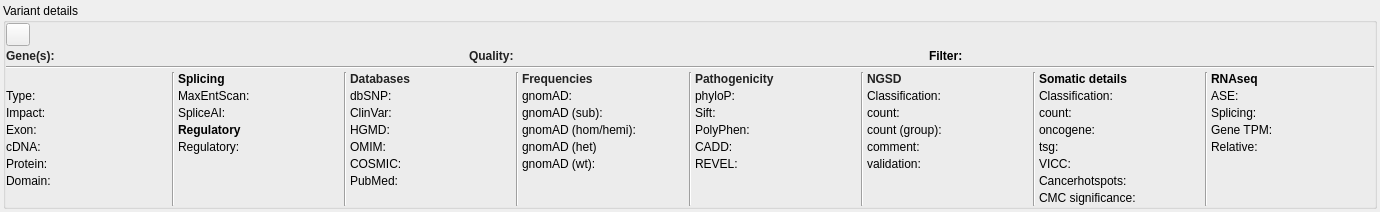
This is src/GSvar/VariantDetailsDockWidget.ui in imgag/ngs-bits as Qt 5 draws it before an edit. The edited form follows.
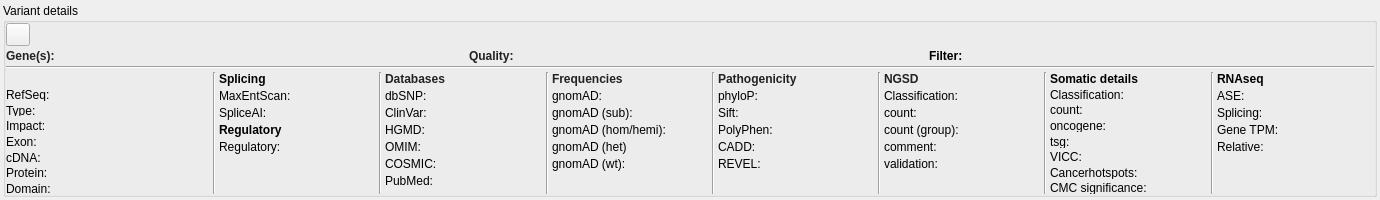
This is the edited form. Icons and pictures are not drawn.

Commit message: GSvar: variant details now shows the RegSeq transcript match.

Patch:
```diff
--- a/src/GSvar/VariantDetailsDockWidget.ui
+++ b/src/GSvar/VariantDetailsDockWidget.ui
@@ -7,7 +7,7 @@
     <x>0</x>
     <y>0</y>
     <width>1380</width>
-    <height>212</height>
+    <height>200</height>
    </rect>
   </property>
   <property name="sizePolicy">
@@ -288,6 +288,12 @@
             </property>
             <item>
              <widget class="QLabel" name="trans">
+              <property name="minimumSize">
+               <size>
+                <width>180</width>
+                <height>0</height>
+               </size>
+              </property>
               <property name="toolTip">
                <string>Selected transscript.</string>
               </property>
@@ -380,7 +386,7 @@
             </item>
            </layout>
           </item>
-          <item row="1" column="1">
+          <item row="2" column="1">
            <widget class="QLabel" name="detail_type">
             <property name="sizePolicy">
              <sizepolicy hsizetype="Expanding" vsizetype="Preferred">
@@ -402,7 +408,7 @@
             </property>
            </widget>
           </item>
-          <item row="1" column="0">
+          <item row="2" column="0">
            <widget class="QLabel" name="label_details_type">
             <property name="sizePolicy">
              <sizepolicy hsizetype="Minimum" vsizetype="Preferred">
@@ -421,29 +427,7 @@
             </property>
            </widget>
           </item>
-          <item row="2" column="1">
-           <widget class="QLabel" name="detail_impact">
-            <property name="sizePolicy">
-             <sizepolicy hsizetype="Expanding" vsizetype="Preferred">
-              <horstretch>0</horstretch>
-              <verstretch>0</verstretch>
-             </sizepolicy>
-            </property>
-            <property name="minimumSize">
-             <size>
-              <width>0</width>
-              <height>0</height>
-             </size>
-            </property>
-            <property name="text">
-             <string/>
-            </property>
-            <property name="textInteractionFlags">
-             <set>Qt::LinksAccessibleByMouse|Qt::TextSelectableByMouse</set>
-            </property>
-           </widget>
-          </item>
-          <item row="4" column="0">
+          <item row="5" column="0">
            <widget class="QLabel" name="label_details_cdna">
             <property name="sizePolicy">
              <sizepolicy hsizetype="Preferred" vsizetype="Preferred">
@@ -462,7 +446,7 @@
             </property>
            </widget>
           </item>
-          <item row="3" column="0">
+          <item row="4" column="0">
            <widget class="QLabel" name="label_details_exon">
             <property name="sizePolicy">
              <sizepolicy hsizetype="Preferred" vsizetype="Preferred">
@@ -481,7 +465,29 @@
             </property>
            </widget>
           </item>
-          <item row="6" column="0">
+          <item row="3" column="1">
+           <widget class="QLabel" name="detail_impact">
+            <property name="sizePolicy">
+             <sizepolicy hsizetype="Expanding" vsizetype="Preferred">
+              <horstretch>0</horstretch>
+              <verstretch>0</verstretch>
+             </sizepolicy>
+            </property>
+            <property name="minimumSize">
+             <size>
+              <width>0</width>
+              <height>0</height>
+             </size>
+            </property>
+            <property name="text">
+             <string/>
+            </property>
+            <property name="textInteractionFlags">
+             <set>Qt::LinksAccessibleByMouse|Qt::TextSelectableByMouse</set>
+            </property>
+           </widget>
+          </item>
+          <item row="7" column="0">
            <widget class="QLabel" name="label_details_domain">
             <property name="sizePolicy">
              <sizepolicy hsizetype="Preferred" vsizetype="Preferred">
@@ -500,7 +506,7 @@
             </property>
            </widget>
           </item>
-          <item row="6" column="1">
+          <item row="7" column="1">
            <widget class="QLabel" name="detail_domain">
             <property name="sizePolicy">
              <sizepolicy hsizetype="Expanding" vsizetype="Preferred">
@@ -522,29 +528,7 @@
             </property>
            </widget>
           </item>
-          <item row="3" column="1">
-           <widget class="QLabel" name="detail_exon">
-            <property name="sizePolicy">
-             <sizepolicy hsizetype="Expanding" vsizetype="Preferred">
-              <horstretch>0</horstretch>
-              <verstretch>0</verstretch>
-             </sizepolicy>
-            </property>
-            <property name="minimumSize">
-             <size>
-              <width>0</width>
-              <height>0</height>
-             </size>
-            </property>
-            <property name="text">
-             <string/>
-            </property>
-            <property name="textInteractionFlags">
-             <set>Qt::LinksAccessibleByMouse|Qt::TextSelectableByMouse</set>
-            </property>
-           </widget>
-          </item>
-          <item row="2" column="0">
+          <item row="3" column="0">
            <widget class="QLabel" name="label_details_impact">
             <property name="sizePolicy">
              <sizepolicy hsizetype="Preferred" vsizetype="Preferred">
@@ -564,7 +548,7 @@
            </widget>
           </item>
           <item row="4" column="1">
-           <widget class="QLabel" name="detail_cdna">
+           <widget class="QLabel" name="detail_exon">
             <property name="sizePolicy">
              <sizepolicy hsizetype="Expanding" vsizetype="Preferred">
               <horstretch>0</horstretch>
@@ -585,48 +569,7 @@
             </property>
            </widget>
           </item>
-          <item row="5" column="0">
-           <widget class="QLabel" name="label_details_protein">
-            <property name="sizePolicy">
-             <sizepolicy hsizetype="Preferred" vsizetype="Preferred">
-              <horstretch>0</horstretch>
-              <verstretch>0</verstretch>
-             </sizepolicy>
-            </property>
-            <property name="toolTip">
-             <string>Protein change of the variant.</string>
-            </property>
-            <property name="text">
-             <string>Protein:</string>
-            </property>
-            <property name="alignment">
-             <set>Qt::AlignLeading|Qt::AlignLeft|Qt::AlignTop</set>
-            </property>
-           </widget>
-          </item>
-          <item row="5" column="1">
-           <widget class="QLabel" name="detail_protein">
-            <property name="sizePolicy">
-             <sizepolicy hsizetype="Expanding" vsizetype="Preferred">
-              <horstretch>0</horstretch>
-              <verstretch>0</verstretch>
-             </sizepolicy>
-            </property>
-            <property name="minimumSize">
-             <size>
-              <width>0</width>
-              <height>0</height>
-             </size>
-            </property>
-            <property name="text">
-             <string/>
-            </property>
-            <property name="textInteractionFlags">
-             <set>Qt::LinksAccessibleByMouse|Qt::TextSelectableByMouse</set>
-            </property>
-           </widget>
-          </item>
-          <item row="7" column="0">
+          <item row="8" column="0">
            <spacer name="verticalSpacer_2">
             <property name="orientation">
              <enum>Qt::Vertical</enum>
@@ -639,6 +582,92 @@
             </property>
            </spacer>
           </item>
+          <item row="6" column="1">
+           <widget class="QLabel" name="detail_protein">
+            <property name="sizePolicy">
+             <sizepolicy hsizetype="Expanding" vsizetype="Preferred">
+              <horstretch>0</horstretch>
+              <verstretch>0</verstretch>
+             </sizepolicy>
+            </property>
+            <property name="minimumSize">
+             <size>
+              <width>0</width>
+              <height>0</height>
+             </size>
+            </property>
+            <property name="text">
+             <string/>
+            </property>
+            <property name="textInteractionFlags">
+             <set>Qt::LinksAccessibleByMouse|Qt::TextSelectableByMouse</set>
+            </property>
+           </widget>
+          </item>
+          <item row="6" column="0">
+           <widget class="QLabel" name="label_details_protein">
+            <property name="sizePolicy">
+             <sizepolicy hsizetype="Preferred" vsizetype="Preferred">
+              <horstretch>0</horstretch>
+              <verstretch>0</verstretch>
+             </sizepolicy>
+            </property>
+            <property name="toolTip">
+             <string>Protein change of the variant.</string>
+            </property>
+            <property name="text">
+             <string>Protein:</string>
+            </property>
+            <property name="alignment">
+             <set>Qt::AlignLeading|Qt::AlignLeft|Qt::AlignTop</set>
+            </property>
+           </widget>
+          </item>
+          <item row="5" column="1">
+           <widget class="QLabel" name="detail_cdna">
+            <property name="sizePolicy">
+             <sizepolicy hsizetype="Expanding" vsizetype="Preferred">
+              <horstretch>0</horstretch>
+              <verstretch>0</verstretch>
+             </sizepolicy>
+            </property>
+            <property name="minimumSize">
+             <size>
+              <width>0</width>
+              <height>0</height>
+             </size>
+            </property>
+            <property name="text">
+             <string/>
+            </property>
+            <property name="textInteractionFlags">
+             <set>Qt::LinksAccessibleByMouse|Qt::TextSelectableByMouse</set>
+            </property>
+           </widget>
+          </item>
+          <item row="1" column="0">
+           <widget class="QLabel" name="label_7">
+            <property name="toolTip">
+             <string>&lt;html&gt;&lt;head/&gt;&lt;body&gt;&lt;p&gt;Matching RefSeq transcript of the above Ensembl transcript.&lt;/p&gt;&lt;p&gt;Note: Only matches with the exact same cDNA sequence are shown here (in contrast, the Ensembl page also shows matches with slightly different cDNA sequence).&lt;/p&gt;&lt;/body&gt;&lt;/html&gt;</string>
+            </property>
+            <property name="text">
+             <string>RefSeq:</string>
+            </property>
+           </widget>
+          </item>
+          <item row="1" column="1">
+           <widget class="QLabel" name="trans_refseq">
+            <property name="text">
+             <string/>
+            </property>
+            <property name="textFormat">
+             <enum>Qt::RichText</enum>
+            </property>
+            <property name="openExternalLinks">
+             <bool>true</bool>
+            </property>
+           </widget>
+          </item>
          </layout>
         </item>
         <item>
@@ -748,7 +777,7 @@
              <string/>
             </property>
             <property name="wordWrap">
-             <bool>false</bool>
+             <bool>true</bool>
             </property>
            </widget>
           </item>
```
The commit also changes 3 other files.
